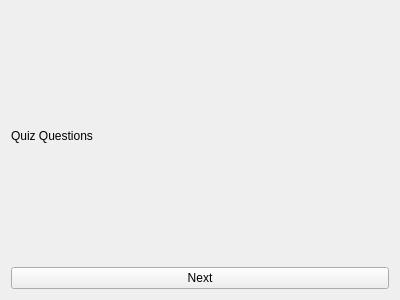
First picture: the form in src/views/quiz_view.ui, repository devforgely/MFA-Simulator, before the edit.
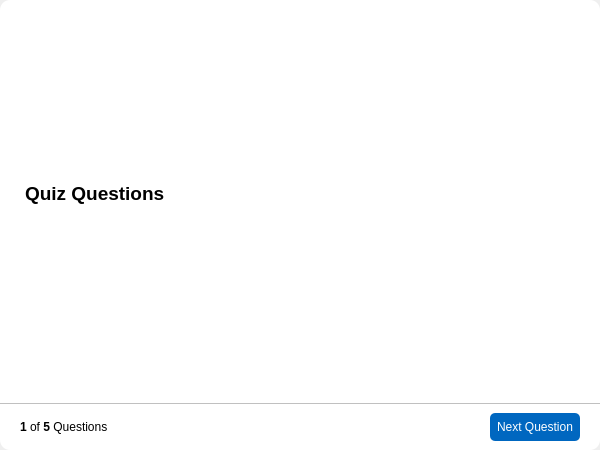
Second picture: the form after the edit.

Commit message: add playble quiz and quiz overview draft

```diff
--- a/src/views/quiz_view.ui
+++ b/src/views/quiz_view.ui
@@ -6,29 +6,163 @@
    <rect>
     <x>0</x>
     <y>0</y>
-    <width>400</width>
-    <height>300</height>
+    <width>600</width>
+    <height>450</height>
    </rect>
   </property>
   <property name="windowTitle">
    <string>Form</string>
   </property>
+  <property name="styleSheet">
+   <string notr="true">#frame {
+	background-color: white;
+	border: none;
+	border-radius: 10%;
+}
+
+#question_label {
+	font-size: 14pt;
+	font-weight: bold;
+	margin: 20px 20px 20px 20px;
+}
+
+#bottom_container {
+	border: none;
+	border-top: 1px solid silver;
+}
+
+#next_btn {
+	border: none;
+	background-color:  #0067c0;
+	color: white;
+	padding: 7px;
+	border-radius: 5%;
+}
+
+#next_btn:hover {
+	background-color:  #0061A9;
+}</string>
+  </property>
   <layout class="QVBoxLayout" name="verticalLayout_2">
-   <item>
-    <widget class="QLabel" name="label">
-     <property name="text">
-      <string>Quiz Questions</string>
+   <property name="leftMargin">
+    <number>0</number>
+   </property>
+   <property name="topMargin">
+    <number>0</number>
+   </property>
+   <property name="rightMargin">
+    <number>0</number>
+   </property>
+   <property name="bottomMargin">
+    <number>0</number>
+   </property>
+   <item alignment="Qt::AlignHCenter|Qt::AlignVCenter">
+    <widget class="QFrame" name="frame">
+     <property name="sizePolicy">
+      <sizepolicy hsizetype="Expanding" vsizetype="Expanding">
+       <horstretch>0</horstretch>
+       <verstretch>0</verstretch>
+      </sizepolicy>
      </property>
-    </widget>
-   </item>
-   <item>
-    <layout class="QVBoxLayout" name="verticalLayout"/>
-   </item>
-   <item>
-    <widget class="QPushButton" name="next_btn">
-     <property name="text">
-      <string>Next</string>
+     <property name="minimumSize">
+      <size>
+       <width>600</width>
+       <height>450</height>
+      </size>
      </property>
+     <property name="maximumSize">
+      <size>
+       <width>900</width>
+       <height>750</height>
+      </size>
+     </property>
+     <property name="frameShape">
+      <enum>QFrame::NoFrame</enum>
+     </property>
+     <property name="frameShadow">
+      <enum>QFrame::Raised</enum>
+     </property>
+     <layout class="QVBoxLayout" name="verticalLayout">
+      <property name="leftMargin">
+       <number>0</number>
+      </property>
+      <property name="rightMargin">
+       <number>0</number>
+      </property>
+      <item>
+       <widget class="QLabel" name="question_label">
+        <property name="sizePolicy">
+         <sizepolicy hsizetype="Preferred" vsizetype="Preferred">
+          <horstretch>0</horstretch>
+          <verstretch>0</verstretch>
+         </sizepolicy>
+        </property>
+        <property name="text">
+         <string>Quiz Questions</string>
+        </property>
+        <property name="wordWrap">
+         <bool>true</bool>
+        </property>
+       </widget>
+      </item>
+      <item>
+       <layout class="QVBoxLayout" name="choices_layout">
+        <property name="spacing">
+         <number>10</number>
+        </property>
+        <property name="leftMargin">
+         <number>20</number>
+        </property>
+        <property name="rightMargin">
+         <number>20</number>
+        </property>
+        <property name="bottomMargin">
+         <number>20</number>
+        </property>
+       </layout>
+      </item>
+      <item>
+       <widget class="QWidget" name="bottom_container" native="true">
+        <property name="sizePolicy">
+         <sizepolicy hsizetype="Preferred" vsizetype="Maximum">
+          <horstretch>0</horstretch>
+          <verstretch>0</verstretch>
+         </sizepolicy>
+        </property>
+        <layout class="QHBoxLayout" name="horizontalLayout">
+         <property name="leftMargin">
+          <number>20</number>
+         </property>
+         <property name="topMargin">
+          <number>10</number>
+         </property>
+         <property name="rightMargin">
+          <number>20</number>
+         </property>
+         <property name="bottomMargin">
+          <number>0</number>
+         </property>
+         <item>
+          <widget class="QLabel" name="progress_label">
+           <property name="text">
+            <string>&lt;b&gt;1&lt;/b&gt; of &lt;b&gt;5&lt;/b&gt; Questions</string>
+           </property>
+          </widget>
+         </item>
+         <item alignment="Qt::AlignRight">
+          <widget class="QPushButton" name="next_btn">
+           <property name="cursor">
+            <cursorShape>PointingHandCursor</cursorShape>
+           </property>
+           <property name="text">
+            <string>Next Question</string>
+           </property>
+          </widget>
+         </item>
+        </layout>
+       </widget>
+      </item>
+     </layout>
     </widget>
    </item>
   </layout>
```
The commit also changes 18 other files.
